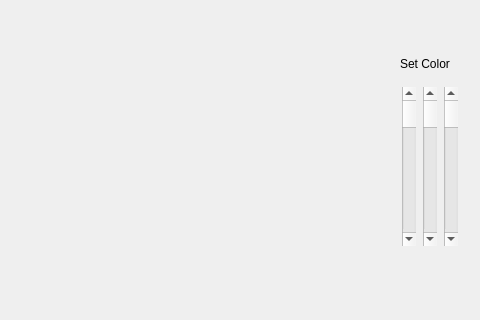
Old version of the form app/mainwindow.ui in the repository saccharios/FollowMeFlie; both pictures show x 180 to 660 and y 283 to 603 of the 660 by 603 pixel window.
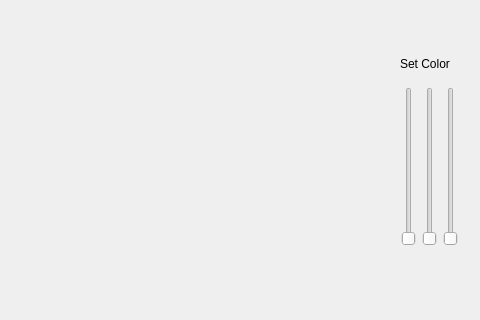
New version of the form.

Commit message: Add sliders to change hsv value of tracking color.

Diff of the .ui file:
```diff
--- a/app/mainwindow.ui
+++ b/app/mainwindow.ui
@@ -577,21 +577,21 @@
     </property>
     <layout class="QHBoxLayout" name="LayoutColorBars">
      <item>
-      <widget class="QScrollBar" name="verticalScrollBar_hue">
+      <widget class="QSlider" name="verticalSlider_hue">
        <property name="orientation">
         <enum>Qt::Vertical</enum>
        </property>
       </widget>
      </item>
      <item>
-      <widget class="QScrollBar" name="verticalScrollBar_sat">
+      <widget class="QSlider" name="verticalSlider_sat">
        <property name="orientation">
         <enum>Qt::Vertical</enum>
        </property>
       </widget>
      </item>
      <item>
-      <widget class="QScrollBar" name="verticalScrollBar_val">
+      <widget class="QSlider" name="verticalSlider_value">
        <property name="orientation">
         <enum>Qt::Vertical</enum>
        </property>
```
The commit also changes 4 other files.
